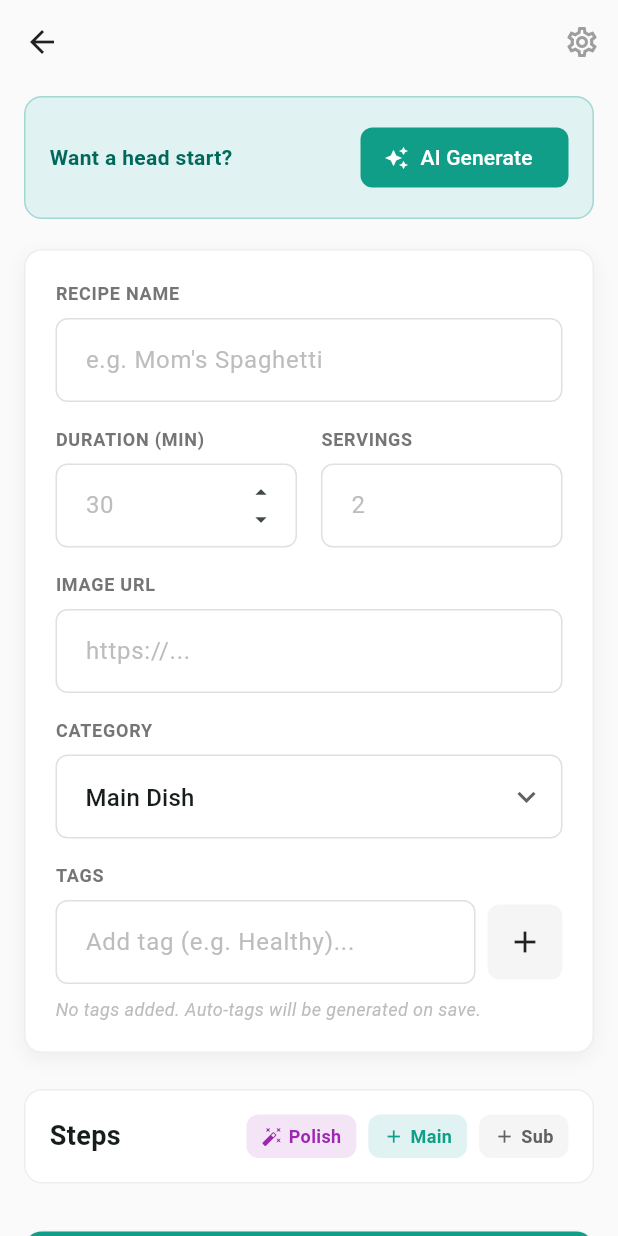
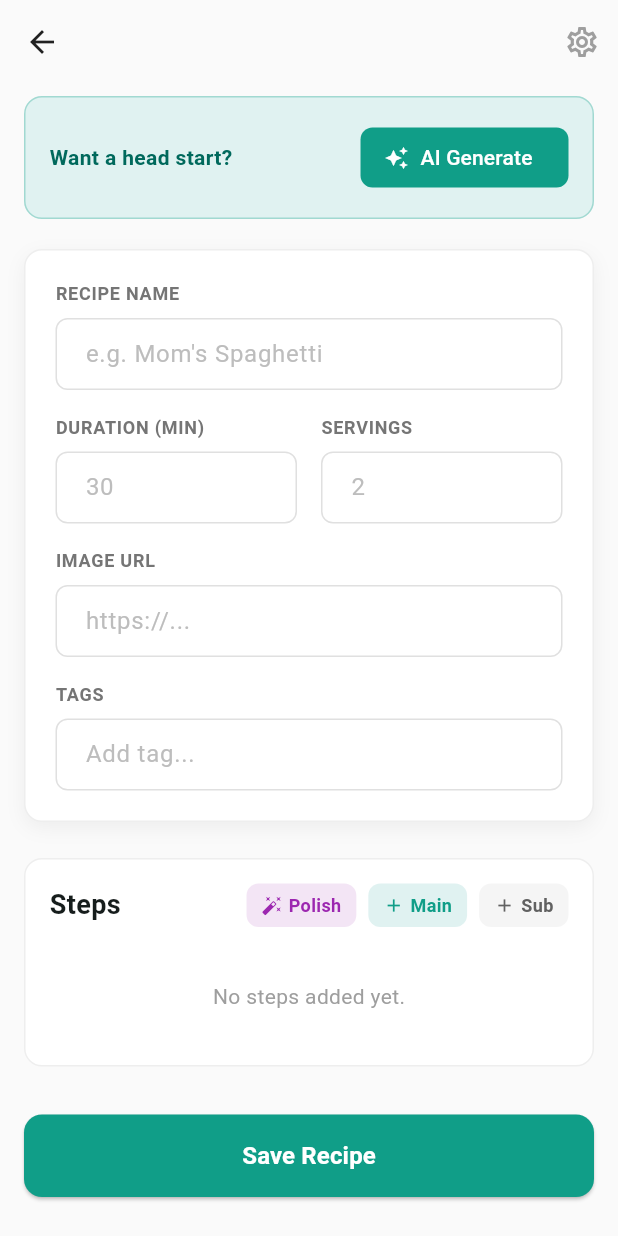
Before and after one commit to Tomekske/cooksnap, a Flutter app: the NewRecipePage screen opened by its route, on a phone screen of 412 x 824 dp. Run offline on Flutter 3.47's test engine with Material 3 defaults, Android fonts, the phone set to English and light mode, and no system bars; our stand-ins replace equatable, flutter_bloc, supabase_flutter; accounts and stored records are empty.

Commit message:
Refactors recipe model and adds instructions
Renames `RecipeModel` to `Recipe` and introduces an `Instruction` model
to better represent recipe steps.

Replaces the `directions` field in the `Recipe` model with an
`instructions` field, utilizing the new `Instruction` model. This change
provides a clearer structure for defining recipe steps with titles
and individual instructions.

Updates the new recipe page to support the new instruction model.
Adds logic for adding and removing main and sub steps.

```diff
--- /dev/null
+++ b/lib/data/models/instruction.dart
@@ -0,0 +1,20 @@
+import 'package:equatable/equatable.dart';
+
+class Instruction extends Equatable {
+  final String title;
+  final List<String> steps;
+
+  const Instruction({required this.title, required this.steps});
+
+  factory Instruction.fromJson(Map<String, dynamic> json) {
+    return Instruction(
+      title: json['title'] ?? '',
+      steps: List<String>.from(json['steps'] ?? []),
+    );
+  }
+
+  Map<String, dynamic> toJson() => {'title': title, 'steps': steps};
+
+  @override
+  List<Object?> get props => [title, steps];
+}
--- a/lib/data/models/recipe_model.dart
+++ b/lib/data/models/recipe.dart
@@ -1,27 +1,11 @@
 import 'package:equatable/equatable.dart';
 
+import 'instruction.dart';
+
 // --- Direction Model ---
-class Direction extends Equatable {
-  final String title;
-  final List<String> steps;
-
-  const Direction({required this.title, required this.steps});
-
-  factory Direction.fromJson(Map<String, dynamic> json) {
-    return Direction(
-      title: json['title'] ?? '',
-      steps: List<String>.from(json['steps'] ?? []),
-    );
-  }
-
-  Map<String, dynamic> toJson() => {'title': title, 'steps': steps};
-
-  @override
-  List<Object?> get props => [title, steps];
-}
 
 class Recipe extends Equatable {
-  final String? id; // Nullable for new recipes not yet in DB
+  final String? id;
   final String title;
   final String? pictureUrl;
   final String cookTime;
@@ -29,7 +13,7 @@ class Recipe extends Equatable {
   final String category;
   final List<String> tags;
   final List<String> ingredients;
-  final List<Direction> directions;
+  final List<Instruction> instructions;
   final DateTime? createdAt;
 
   const Recipe({
@@ -41,7 +25,7 @@ class Recipe extends Equatable {
     required this.category,
     required this.tags,
     required this.ingredients,
-    required this.directions,
+    required this.instructions,
     this.createdAt,
   });
 
@@ -55,7 +39,7 @@ class Recipe extends Equatable {
     String? category,
     List<String>? tags,
     List<String>? ingredients,
-    List<Direction>? directions,
+    List<Instruction>? instructions,
     DateTime? createdAt,
   }) {
     return Recipe(
@@ -67,7 +51,7 @@ class Recipe extends Equatable {
       category: category ?? this.category,
       tags: tags ?? this.tags,
       ingredients: ingredients ?? this.ingredients,
-      directions: directions ?? this.directions,
+      instructions: instructions ?? this.instructions,
       createdAt: createdAt ?? this.createdAt,
     );
   }
@@ -83,9 +67,9 @@ class Recipe extends Equatable {
       category: json['category'] ?? 'Other',
       tags: List<String>.from(json['tags'] ?? []),
       ingredients: List<String>.from(json['ingredients'] ?? []),
-      directions:
-          (json['directions'] as List<dynamic>?)
-              ?.map((e) => Direction.fromJson(e))
+      instructions:
+          (json['instructions'] as List<dynamic>?)
+              ?.map((e) => Instruction.fromJson(e))
               .toList() ??
           [],
       createdAt: json['created_at'] != null
@@ -104,7 +88,7 @@ class Recipe extends Equatable {
       'category': category,
       'tags': tags,
       'ingredients': ingredients,
-      'directions': directions.map((e) => e.toJson()).toList(),
+      'instructions': instructions.map((e) => e.toJson()).toList(),
       // 'created_at': created_at // Generated by DB
     };
   }
@@ -119,6 +103,6 @@ class Recipe extends Equatable {
     category,
     tags,
     ingredients,
-    directions,
+    instructions,
   ];
 }
--- a/lib/presentation/pages/home_page.dart
+++ b/lib/presentation/pages/home_page.dart
@@ -1,7 +1,7 @@
 import 'package:flutter/material.dart';
 import 'package:flutter_bloc/flutter_bloc.dart';
 
-import '../../data/models/recipe_model.dart';
+import '../../data/models/recipe.dart';
 import '../../logic/cubits/cubits.dart';
 import '../widgets/recipe_card.dart';
 
--- a/lib/presentation/pages/new_recipe_page.dart
+++ b/lib/presentation/pages/new_recipe_page.dart
@@ -1,8 +1,16 @@
 import 'package:flutter/material.dart';
 import 'package:flutter_bloc/flutter_bloc.dart';
 
-import '../../data/models/recipe_model.dart';
+import '../../data/models/recipe.dart';
 import '../../logic/cubits/cubits.dart';
+
+// Helper class to manage dynamic controllers
+class StepField {
+  TextEditingController controller = TextEditingController();
+  List<StepField> subSteps = [];
+
+  StepField();
+}
 
 class NewRecipePage extends StatefulWidget {
   const NewRecipePage({super.key});
@@ -26,8 +34,7 @@ class _NewRecipePageState extends State<NewRecipePage> {
   String _category = "Main Dish";
   final List<String> _tags = [];
 
-  final List<String> _ingredients = [];
-  final List<Direction> _directions = [];
+  final List<StepField> _stepFields = [];
 
   void _addTag(String val) {
     if (val.isNotEmpty && !_tags.contains(val)) {
@@ -41,6 +48,41 @@ class _NewRecipePageState extends State<NewRecipePage> {
   void _removeTag(String tag) {
     setState(() {
       _tags.remove(tag);
+    });
+  }
+
+  // --- Step Logic ---
+  void _addMainStep() {
+    setState(() {
+      _stepFields.add(StepField());
+    });
+  }
+
+  void _addSubStepToLast() {
+    if (_stepFields.isNotEmpty) {
+      setState(() {
+        _stepFields.last.subSteps.add(StepField());
+      });
+    } else {
+      _addMainStep();
+    }
+  }
+
+  void _addSubStepTo(StepField parent) {
+    setState(() {
+      parent.subSteps.add(StepField());
+    });
+  }
+
+  void _removeStep(StepField step) {
+    setState(() {
+      _stepFields.remove(step);
+    });
+  }
+
+  void _removeSubStep(StepField parent, StepField child) {
+    setState(() {
+      parent.subSteps.remove(child);
     });
   }
 
@@ -69,6 +111,7 @@ class _NewRecipePageState extends State<NewRecipePage> {
           child: Column(
             crossAxisAlignment: CrossAxisAlignment.start,
             children: [
+              // AI Generate Banner
               Container(
                 padding: const EdgeInsets.all(16),
                 decoration: BoxDecoration(
@@ -131,7 +174,6 @@ class _NewRecipePageState extends State<NewRecipePage> {
                           v == null || v.isEmpty ? 'Required' : null,
                     ),
                     const SizedBox(height: 16),
-
                     Row(
                       children: [
                         Expanded(
@@ -143,15 +185,7 @@ class _NewRecipePageState extends State<NewRecipePage> {
                               TextFormField(
                                 controller: _cookTimeController,
                                 keyboardType: TextInputType.number,
-                                decoration: _inputDecoration("30").copyWith(
-                                  suffixIcon: const Column(
-                                    mainAxisAlignment: MainAxisAlignment.center,
-                                    children: [
-                                      Icon(Icons.arrow_drop_up, size: 18),
-                                      Icon(Icons.arrow_drop_down, size: 18),
-                                    ],
-                                  ),
-                                ),
+                                decoration: _inputDecoration("30"),
                               ),
                             ],
                           ),
@@ -174,103 +208,31 @@ class _NewRecipePageState extends State<NewRecipePage> {
                       ],
                     ),
                     const SizedBox(height: 16),
-
                     _buildLabel("IMAGE URL"),
                     TextFormField(
                       controller: _imageUrlController,
                       decoration: _inputDecoration("https://..."),
                     ),
                     const SizedBox(height: 16),
-
-                    // Category
-                    _buildLabel("CATEGORY"),
-                    DropdownButtonFormField<String>(
-                      value: _category,
-                      decoration: _inputDecoration("Select Category"),
-                      icon: const Icon(Icons.keyboard_arrow_down),
-                      items:
-                          [
-                                "Appetizer",
-                                "Breakfast",
-                                "Dessert",
-                                "Drinks",
-                                "Main Dish",
-                                "Side Dish",
-                                "Snacks",
-                                "Other",
-                              ]
-                              .map(
-                                (c) =>
-                                    DropdownMenuItem(value: c, child: Text(c)),
-                              )
-                              .toList(),
-                      onChanged: (v) => setState(() => _category = v!),
-                    ),
-                    const SizedBox(height: 16),
-
                     _buildLabel("TAGS"),
-                    Row(
-                      children: [
-                        Expanded(
-                          child: TextFormField(
+                    TextFormField(
                       controller: _tagController,
-                            decoration: _inputDecoration(
-                              "Add tag (e.g. Healthy)...",
-                            ),
+                      decoration: _inputDecoration("Add tag..."),
                       onFieldSubmitted: _addTag,
                     ),
-                        ),
-                        const SizedBox(width: 8),
-                        InkWell(
-                          onTap: () => _addTag(_tagController.text),
-                          child: Container(
-                            height: 50,
-                            width: 50,
-                            decoration: BoxDecoration(
-                              color: Colors.grey[100],
-                              borderRadius: BorderRadius.circular(8),
-                            ),
-                            child: const Icon(Icons.add),
-                          ),
-                        ),
-                      ],
-                    ),
-
-                    if (_tags.isNotEmpty) ...[
-                      const SizedBox(height: 12),
-                      Wrap(
+                    if (_tags.isNotEmpty)
+                      Padding(
+                        padding: const EdgeInsets.only(top: 8.0),
+                        child: Wrap(
                           spacing: 8,
-                        runSpacing: 8,
                           children: _tags
                               .map(
-                              (tag) => Chip(
-                                label: Text(tag),
-                                backgroundColor: _lightGreen,
-                                labelStyle: TextStyle(color: _primaryColor),
-                                deleteIcon: Icon(
-                                  Icons.close,
-                                  size: 14,
-                                  color: _primaryColor,
-                                ),
-                                onDeleted: () => _removeTag(tag),
-                                shape: RoundedRectangleBorder(
-                                  borderRadius: BorderRadius.circular(6),
-                                ),
-                                side: BorderSide.none,
+                                (t) => Chip(
+                                  label: Text(t),
+                                  onDeleted: () => _removeTag(t),
                                 ),
                               )
                               .toList(),
-                      ),
-                    ] else
-                      Padding(
-                        padding: const EdgeInsets.only(top: 8.0),
-                        child: Text(
-                          "No tags added. Auto-tags will be generated on save.",
-                          style: TextStyle(
-                            fontSize: 12,
-                            color: Colors.grey[400],
-                            fontStyle: FontStyle.italic,
-                          ),
                         ),
                       ),
                   ],
@@ -300,35 +262,57 @@ class _NewRecipePageState extends State<NewRecipePage> {
                         Row(
                           children: [
                             _buildStepButton(
-                              Icons.auto_fix_high,
-                              "Polish",
-                              Colors.purple.shade50,
-                              Colors.purple,
+                              icon: Icons.auto_fix_high,
+                              label: "Polish",
+                              bg: Colors.purple.shade50,
+                              fg: Colors.purple,
+                              onTap: () {}, // Polish logic
                             ),
                             const SizedBox(width: 8),
                             _buildStepButton(
-                              Icons.add,
-                              "Main",
-                              _lightGreen,
-                              _primaryColor,
+                              icon: Icons.add,
+                              label: "Main",
+                              bg: _lightGreen,
+                              fg: _primaryColor,
+                              onTap: _addMainStep,
                             ),
                             const SizedBox(width: 8),
                             _buildStepButton(
-                              Icons.add,
-                              "Sub",
-                              Colors.grey.shade100,
-                              Colors.grey.shade700,
+                              icon: Icons.add,
+                              label: "Sub",
+                              bg: Colors.grey.shade100,
+                              fg: Colors.grey.shade700,
+                              onTap: _addSubStepToLast,
                             ),
                           ],
                         ),
                       ],
+                    ),
+                    const SizedBox(height: 16),
+
+                    if (_stepFields.isEmpty)
+                      const Padding(
+                        padding: EdgeInsets.symmetric(vertical: 20),
+                        child: Text(
+                          "No steps added yet.",
+                          style: TextStyle(color: Colors.grey),
+                        ),
+                      )
+                    else
+                      ListView.builder(
+                        shrinkWrap: true,
+                        physics: const NeverScrollableScrollPhysics(),
+                        itemCount: _stepFields.length,
+                        itemBuilder: (context, index) {
+                          return _buildStepItem(_stepFields[index], index);
+                        },
                       ),
                   ],
                 ),
               ),
               const SizedBox(height: 32),
 
-              // 4. Save Button
+              // Save Button
               SizedBox(
                 width: double.infinity,
                 height: 55,
@@ -339,7 +323,6 @@ class _NewRecipePageState extends State<NewRecipePage> {
                     shape: RoundedRectangleBorder(
                       borderRadius: BorderRadius.circular(12),
                     ),
-                    elevation: 2,
                   ),
                   child: const Text(
                     "Save Recipe",
@@ -354,6 +337,165 @@ class _NewRecipePageState extends State<NewRecipePage> {
               const SizedBox(height: 40),
             ],
           ),
+        ),
+      ),
+    );
+  }
+
+  Widget _buildStepItem(StepField step, int index) {
+    return Column(
+      children: [
+        Row(
+          crossAxisAlignment: CrossAxisAlignment.start,
+          children: [
+            Expanded(
+              child: TextFormField(
+                controller: step.controller,
+                maxLines: null,
+                decoration: _inputDecoration("Main Step instruction..."),
+              ),
+            ),
+            const SizedBox(width: 8),
+            Column(
+              children: [
+                _buildIconButton(
+                  Icons.delete_outline,
+                  Colors.red.shade50,
+                  Colors.red.shade300,
+                  () => _removeStep(step),
+                ),
+                const SizedBox(height: 4),
+                // "Sec" Button (Secondary/Sub)
+                InkWell(
+                  onTap: () => _addSubStepTo(step),
+                  child: Container(
+                    width: 32,
+                    height: 32,
+                    alignment: Alignment.center,
+                    decoration: BoxDecoration(
+                      color: Colors.grey[100],
+                      borderRadius: BorderRadius.circular(8),
+                    ),
+                    child: const Text(
+                      "Sec",
+                      style: TextStyle(
+                        fontSize: 10,
+                        fontWeight: FontWeight.bold,
+                        color: Colors.grey,
+                      ),
+                    ),
+                  ),
+                ),
+              ],
+            ),
+          ],
+        ),
+        const SizedBox(height: 12),
+
+        if (step.subSteps.isNotEmpty)
+          Padding(
+            padding: const EdgeInsets.only(left: 16.0, bottom: 12.0),
+            child: Container(
+              decoration: const BoxDecoration(
+                border: Border(left: BorderSide(color: Colors.grey, width: 1)),
+              ),
+              padding: const EdgeInsets.only(left: 12),
+              child: Column(
+                children: step.subSteps.map((subStep) {
+                  return Padding(
+                    padding: const EdgeInsets.only(bottom: 8.0),
+                    child: Row(
+                      children: [
+                        Expanded(
+                          child: TextFormField(
+                            controller: subStep.controller,
+                            decoration: _inputDecoration("Sub-step detail...")
+                                .copyWith(
+                                  focusedBorder: OutlineInputBorder(
+                                    borderRadius: BorderRadius.circular(8),
+                                    borderSide: const BorderSide(
+                                      color: Colors.black87,
+                                      width: 1.5,
+                                    ),
+                                  ),
+                                ),
+                          ),
+                        ),
+                        const SizedBox(width: 8),
+                        Column(
+                          children: [
+                            _buildIconButton(
+                              Icons.delete_outline,
+                              Colors.red.shade50,
+                              Colors.red.shade300,
+                              () => _removeSubStep(step, subStep),
+                            ),
+                            const SizedBox(height: 4),
+                            // Sub-steps usually don't have their own sub-steps in this UI,
+                            // but we keep spacing consistent
+                            const SizedBox(height: 32),
+                          ],
+                        ),
+                      ],
+                    ),
+                  );
+                }).toList(),
+              ),
+            ),
+          ),
+      ],
+    );
+  }
+
+  Widget _buildIconButton(
+    IconData icon,
+    Color bg,
+    Color iconColor,
+    VoidCallback onTap,
+  ) {
+    return InkWell(
+      onTap: onTap,
+      child: Container(
+        width: 32,
+        height: 32,
+        decoration: BoxDecoration(
+          color: bg,
+          borderRadius: BorderRadius.circular(8),
+        ),
+        child: Icon(icon, size: 16, color: iconColor),
+      ),
+    );
+  }
+
+  Widget _buildStepButton({
+    required IconData icon,
+    required String label,
+    required Color bg,
+    required Color fg,
+    required VoidCallback onTap,
+  }) {
+    return InkWell(
+      onTap: onTap,
+      borderRadius: BorderRadius.circular(8),
+      child: Container(
+        padding: const EdgeInsets.symmetric(horizontal: 10, vertical: 6),
+        decoration: BoxDecoration(
+          color: bg,
+          borderRadius: BorderRadius.circular(8),
+        ),
+        child: Row(
+          children: [
+            Icon(icon, size: 14, color: fg),
+            const SizedBox(width: 4),
+            Text(
+              label,
+              style: TextStyle(
+                color: fg,
+                fontSize: 12,
+                fontWeight: FontWeight.bold,
+              ),
+            ),
+          ],
         ),
       ),
     );
@@ -378,7 +520,7 @@ class _NewRecipePageState extends State<NewRecipePage> {
     return InputDecoration(
       hintText: hint,
       hintStyle: TextStyle(color: Colors.grey[400]),
-      contentPadding: const EdgeInsets.symmetric(vertical: 16, horizontal: 16),
+      contentPadding: const EdgeInsets.symmetric(vertical: 12, horizontal: 16),
       border: OutlineInputBorder(
         borderRadius: BorderRadius.circular(8),
         borderSide: BorderSide(color: Colors.grey.shade300),
@@ -396,30 +538,6 @@ class _NewRecipePageState extends State<NewRecipePage> {
     );
   }
 
-  Widget _buildStepButton(IconData icon, String label, Color bg, Color fg) {
-    return Container(
-      padding: const EdgeInsets.symmetric(horizontal: 10, vertical: 6),
-      decoration: BoxDecoration(
-        color: bg,
-        borderRadius: BorderRadius.circular(8),
-      ),
-      child: Row(
-        children: [
-          Icon(icon, size: 14, color: fg),
-          const SizedBox(width: 4),
-          Text(
-            label,
-            style: TextStyle(
-              color: fg,
-              fontSize: 12,
-              fontWeight: FontWeight.bold,
-            ),
-          ),
-        ],
-      ),
-    );
-  }
-
   void _saveRecipe() {
     if (_formKey.currentState!.validate()) {
       final recipe = Recipe(
@@ -428,11 +546,8 @@ class _NewRecipePageState extends State<NewRecipePage> {
         servings: int.tryParse(_servingsController.text) ?? 1,
         category: _category,
         tags: _tags,
-        // Since image URL and Directions were not in original model constructor in the provided snippet,
-        // we might need to adjust or they might be optional.
-        // Assuming the Recipe model can take ingredients from existing lists or new structure.
-        ingredients: _ingredients,
-        directions: _directions,
+        ingredients: [],
+        instructions: [],
       );
 
       context.read<RecipeCubit>().addRecipe(recipe);
```
Also changed, not shown: lib/data/repositories/recipe_repository.dart (+5 -4 lines), lib/logic/cubits/cubits.dart (+7 -3 lines). Lines whose indentation alone changed are shown as unchanged.
